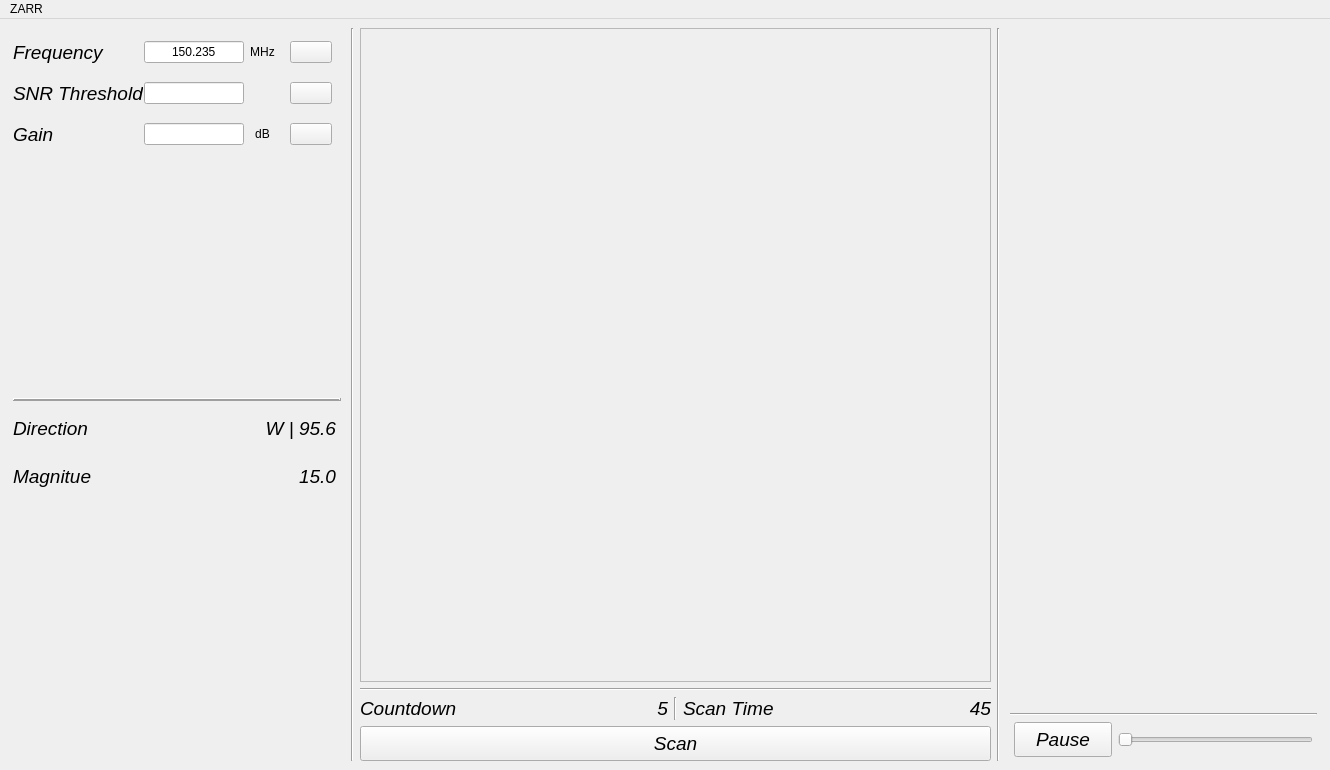
Above: MainWindow.ui from GVSU-UAV-2018/ZRC_PARR before the change. Below: the same form after it.
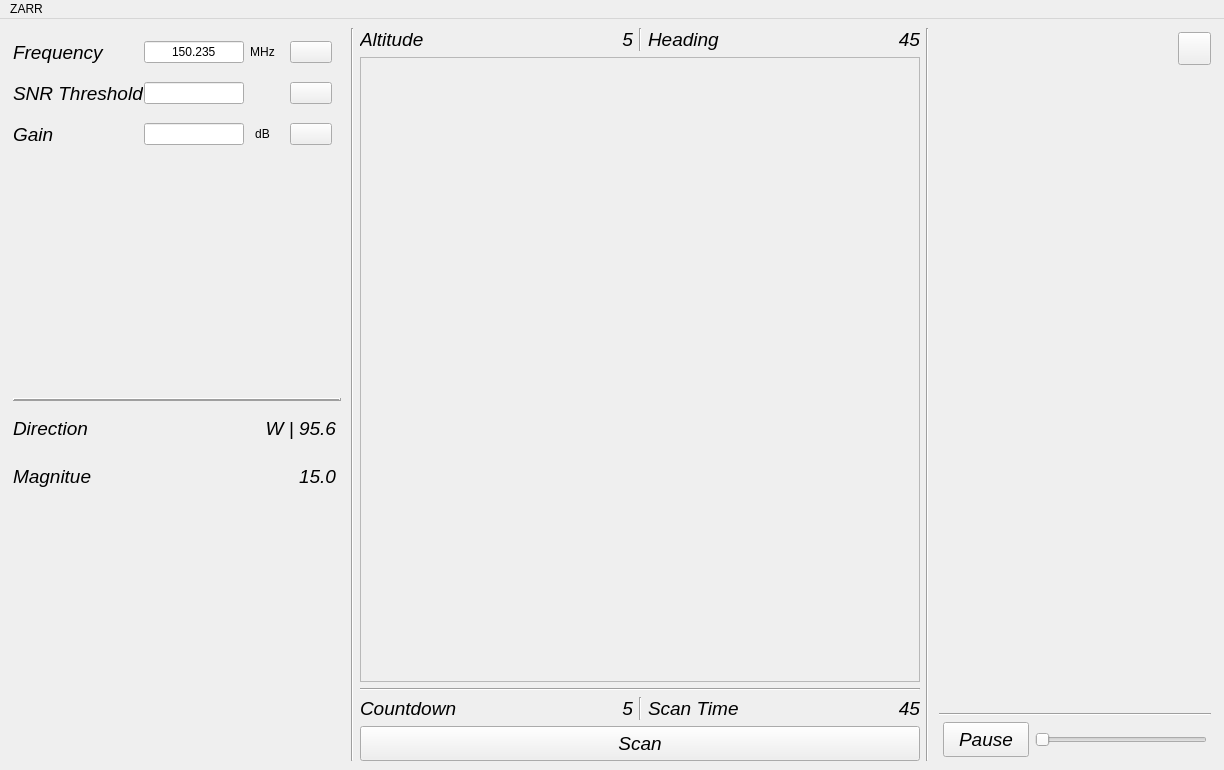
That is the form after the change. Icons and pictures are not drawn.

Diff of the .ui file:
```diff
--- a/MainWindow.ui
+++ b/MainWindow.ui
@@ -9,7 +9,7 @@
    <rect>
     <x>0</x>
     <y>0</y>
-    <width>1330</width>
+    <width>1224</width>
     <height>770</height>
    </rect>
   </property>
@@ -732,11 +732,11 @@
         <property name="frameShadow">
          <enum>QFrame::Sunken</enum>
         </property>
-        <layout class="QGridLayout" name="waterfallFrameLayout" rowstretch="1,0,0">
+        <layout class="QGridLayout" name="waterfallFrameLayout" rowstretch="0,10,0,0">
          <property name="margin">
           <number>4</number>
          </property>
-         <item row="2" column="0">
+         <item row="3" column="0">
           <layout class="QHBoxLayout" name="waterfallToolbar">
            <property name="leftMargin">
             <number>4</number>
@@ -782,22 +782,83 @@
            </item>
           </layout>
          </item>
-         <item row="1" column="0">
+         <item row="2" column="0">
           <widget class="Line" name="waterfallHLine">
            <property name="orientation">
             <enum>Qt::Horizontal</enum>
            </property>
           </widget>
          </item>
-         <item row="0" column="0">
+         <item row="1" column="0">
           <widget class="QWidget" name="waterfall" native="true"/>
          </item>
+         <item row="0" column="0">
+          <layout class="QHBoxLayout" name="connStatusLayout" stretch="0,0">
+           <property name="leftMargin">
+            <number>0</number>
+           </property>
+           <property name="topMargin">
+            <number>0</number>
+           </property>
+           <property name="bottomMargin">
+            <number>0</number>
+           </property>
+           <item>
+            <spacer name="horizontalSpacer">
+             <property name="orientation">
+              <enum>Qt::Horizontal</enum>
+             </property>
+             <property name="sizeHint" stdset="0">
+              <size>
+               <width>40</width>
+               <height>0</height>
+              </size>
+             </property>
+            </spacer>
+           </item>
+           <item>
+            <widget class="QPushButton" name="connStatusBtn">
+             <property name="sizePolicy">
+              <sizepolicy hsizetype="Fixed" vsizetype="Fixed">
+               <horstretch>0</horstretch>
+               <verstretch>0</verstretch>
+              </sizepolicy>
+             </property>
+             <property name="minimumSize">
+              <size>
+               <width>33</width>
+               <height>33</height>
+              </size>
+             </property>
+             <property name="maximumSize">
+              <size>
+               <width>33</width>
+               <height>33</height>
+              </size>
+             </property>
+             <property name="text">
+              <string/>
+             </property>
+             <property name="icon">
+              <iconset>
+               <normaloff>:/Icons/Assets/Icons/connected</normaloff>:/Icons/Assets/Icons/connected</iconset>
+             </property>
+             <property name="iconSize">
+              <size>
+               <width>30</width>
+               <height>30</height>
+              </size>
+             </property>
+            </widget>
+           </item>
+          </layout>
+         </item>
         </layout>
        </widget>
       </item>
       <item row="0" column="2">
-       <layout class="QGridLayout" name="centerLayout" rowstretch="20,0,0,0">
-        <item row="3" column="0">
+       <layout class="QGridLayout" name="centerLayout" rowstretch="0,20,0,0,0">
+        <item row="4" column="0">
          <layout class="QHBoxLayout" name="scanStartLayout">
           <property name="bottomMargin">
            <number>0</number>
@@ -823,7 +884,7 @@
           </item>
          </layout>
         </item>
-        <item row="2" column="0">
+        <item row="3" column="0">
          <layout class="QHBoxLayout" name="timeDispLayout">
           <item>
            <layout class="QGridLayout" name="countdownLayout">
@@ -900,14 +961,14 @@
           </item>
          </layout>
         </item>
-        <item row="1" column="0">
+        <item row="2" column="0">
          <widget class="Line" name="compassHLine">
           <property name="orientation">
            <enum>Qt::Horizontal</enum>
           </property>
          </widget>
         </item>
-        <item row="0" column="0">
+        <item row="1" column="0">
          <widget class="QFrame" name="compass">
           <property name="frameShape">
            <enum>QFrame::StyledPanel</enum>
@@ -917,6 +978,83 @@
           </property>
          </widget>
         </item>
+        <item row="0" column="0">
+         <layout class="QHBoxLayout" name="uavStatusLayout">
+          <item>
+           <layout class="QGridLayout" name="altitudeLayout">
+            <item row="0" column="0">
+             <widget class="QLabel" name="altitudeLbl">
+              <property name="font">
+               <font>
+                <pointsize>14</pointsize>
+                <italic>true</italic>
+               </font>
+              </property>
+              <property name="text">
+               <string>Altitude</string>
+              </property>
+             </widget>
+            </item>
+            <item row="0" column="1">
+             <widget class="QLabel" name="altitudeVal">
+              <property name="font">
+               <font>
+                <pointsize>14</pointsize>
+                <italic>true</italic>
+               </font>
+              </property>
+              <property name="text">
+               <string>5</string>
+              </property>
+              <property name="alignment">
+               <set>Qt::AlignRight|Qt::AlignTrailing|Qt::AlignVCenter</set>
+              </property>
+             </widget>
+            </item>
+           </layout>
+          </item>
+          <item>
+           <widget class="Line" name="uavStatusVLine">
+            <property name="orientation">
+             <enum>Qt::Vertical</enum>
+            </property>
+           </widget>
+          </item>
+          <item>
+           <layout class="QGridLayout" name="headingLayout">
+            <item row="0" column="0">
+             <widget class="QLabel" name="headingLbl">
+              <property name="font">
+               <font>
+                <pointsize>14</pointsize>
+                <italic>true</italic>
+               </font>
+              </property>
+              <property name="text">
+               <string>Heading</string>
+              </property>
+             </widget>
+            </item>
+            <item row="0" column="1">
+             <widget class="QLabel" name="headingVal">
+              <property name="font">
+               <font>
+                <pointsize>14</pointsize>
+                <italic>true</italic>
+               </font>
+              </property>
+              <property name="text">
+               <string>45</string>
+              </property>
+              <property name="alignment">
+               <set>Qt::AlignRight|Qt::AlignTrailing|Qt::AlignVCenter</set>
+              </property>
+             </widget>
+            </item>
+           </layout>
+          </item>
+         </layout>
+        </item>
        </layout>
       </item>
       <item row="0" column="1">
@@ -942,7 +1080,7 @@
     <rect>
      <x>0</x>
      <y>0</y>
-     <width>1330</width>
+     <width>1224</width>
      <height>28</height>
     </rect>
    </property>
```
Left out of the diff: 4 changed lines with no effect on the pictures.
